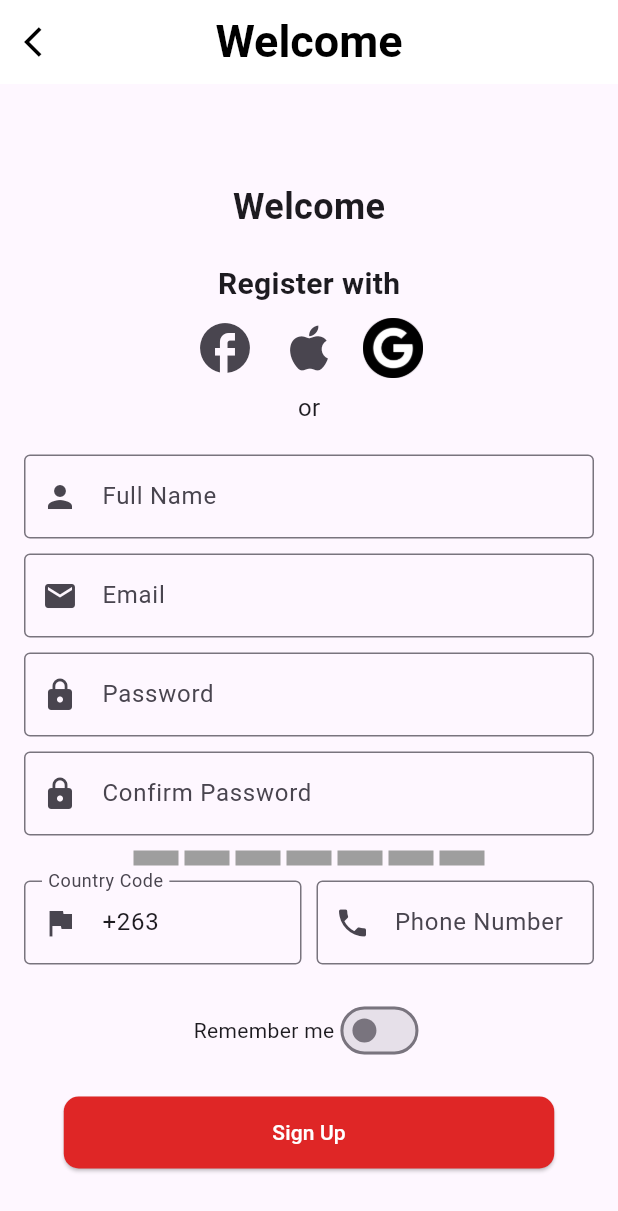
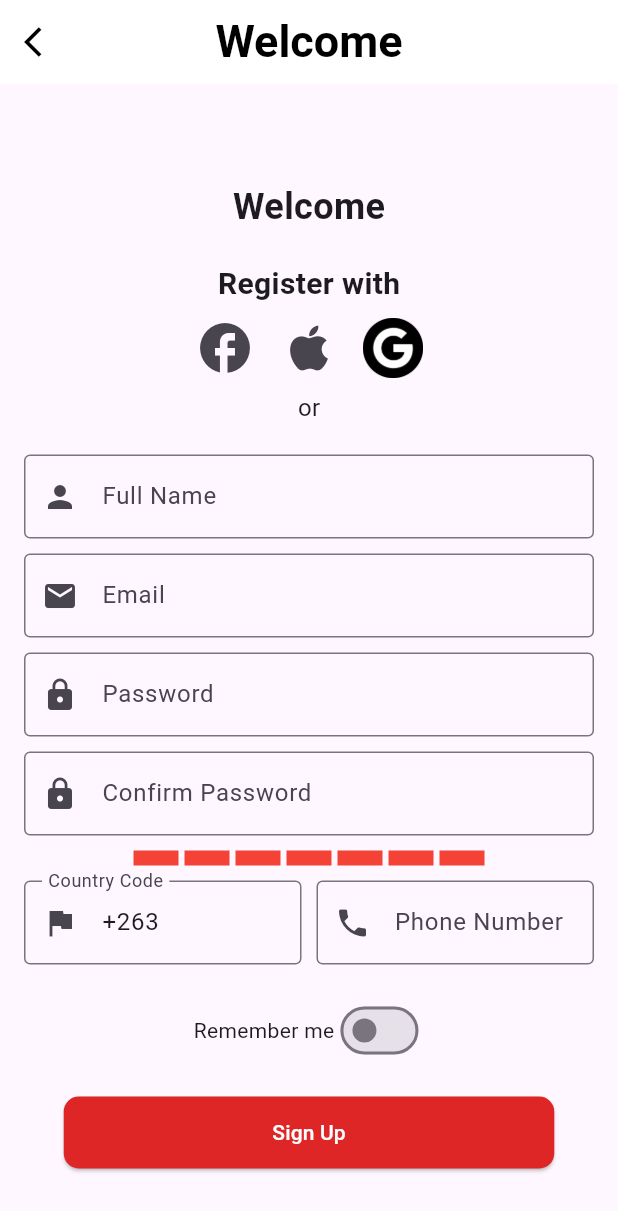
Before and after one commit to iamkonnect/FuelChecker, a Flutter app: the SignUpScreenV7 screen opened directly, on a phone screen of 412 x 824 dp. Shown: the top 1211 px of the screen. Run offline on Flutter 3.47's test engine with Material 3 defaults, Android fonts, the phone set to English and light mode, and no system bars; our stand-ins replace google_maps_flutter, location.

Commit message:
Pushing project to juniorBranch

```diff
--- a/lib/main.dart
+++ b/lib/main.dart
@@ -7,6 +7,8 @@ import 'screens/login_screen.dart'; // Importing the LoginScreen
 import 'screens/navigation_app.dart'; // Importing the NavigationApp
 import 'screens/nearby_screen.dart'; // Importing the NearbyScreen
 import 'screens/welcome_screen.dart'; // Importing the WelcomeScreen
+
+import 'screens/filter_screen.dart'; // Importing the FilterScreen
 
 void main() {
   runApp(const MyApp());
@@ -29,6 +31,7 @@ class MyApp extends StatelessWidget {
         '/fuel_type_selection': (context) => const FuelTypeSelectionScreen(),
         '/forgot_password': (context) => const ForgotPasswordScreen(),
         '/navigation': (context) => const NavigationApp(),
+        '/filter_screen': (context) => const FilterScreen(), // Adding the filter screen route
         '/nearby': (context) =>
             const FuelCheckerApp(), // Route for NearbyScreen
         '/fuel_map': (context) =>
--- a/lib/screens/signup_screen_v7.dart
+++ b/lib/screens/signup_screen_v7.dart
@@ -1,4 +1,5 @@
 import 'package:flutter/material.dart';
+import 'otp_verification_screen_v4.dart'; // Importing the OTP verification screen
 
 class SignUpScreenV7 extends StatefulWidget {
   const SignUpScreenV7({super.key});
@@ -41,9 +42,12 @@ class SignUpScreenV7State extends State<SignUpScreenV7> {
     }
 
     // Handle sign-up logic here (e.g., API call)
-    // For now, just show a success message
-    ScaffoldMessenger.of(context).showSnackBar(
-      const SnackBar(content: Text('Sign up successful!')),
+    // Navigate to OTP screen after successful sign-up
+    Navigator.push(
+      context,
+      MaterialPageRoute(
+        builder: (context) => OtpVerificationScreenV4(phoneNumber: _phoneController.text),
+      ),
     );
   }
 
@@ -148,11 +152,19 @@ IconButton(
 Row(
   mainAxisAlignment: MainAxisAlignment.center,
   children: List.generate(7, (index) {
+    Color barColor = Colors.grey; // Default color
+    if (_passwordController.text.length < 8) {
+      barColor = Colors.red; // First three bars are red
+    } else if (_passwordController.text.length < 12) {
+      barColor = index < 3 ? Colors.red : (index == 3 ? Colors.orange : Colors.green);
+    } else {
+      barColor = Colors.green; // All bars green for strong password
+    }
     return Container(
       margin: const EdgeInsets.symmetric(horizontal: 2),
       height: 10,
       width: 30,
-      color: index < (_passwordController.text.length ~/ 2) ? Colors.green : Colors.grey,
+      color: barColor,
     );
   }),
 ),
```
Also changed, not shown: lib/screens/filter_screen.dart (added, +17 -0 lines), lib/screens/otp_verification_screen_v4.dart (+8 -2 lines), lib/screens/verification_screen.dart (added, +63 -0 lines).
